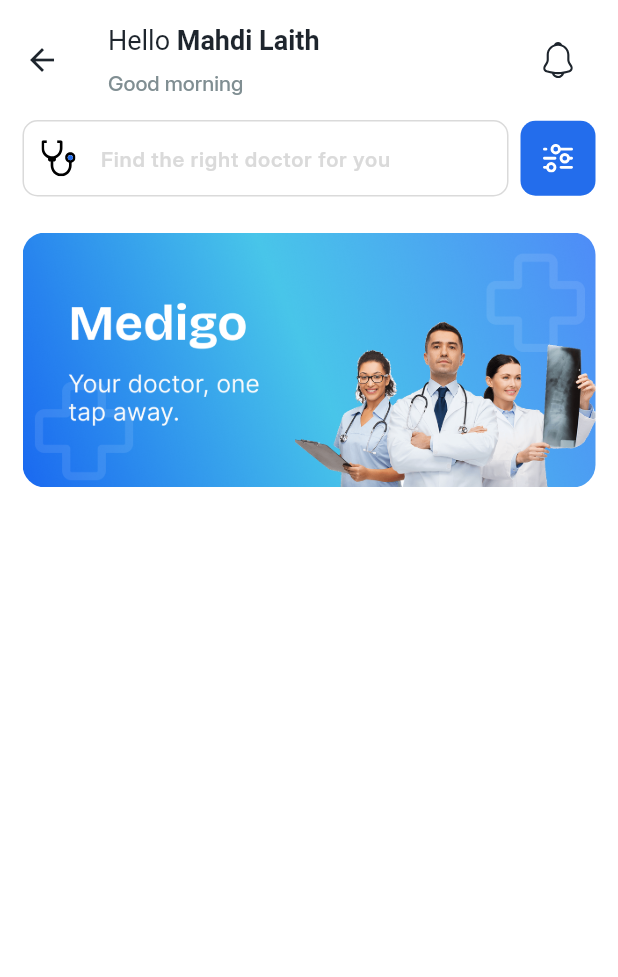
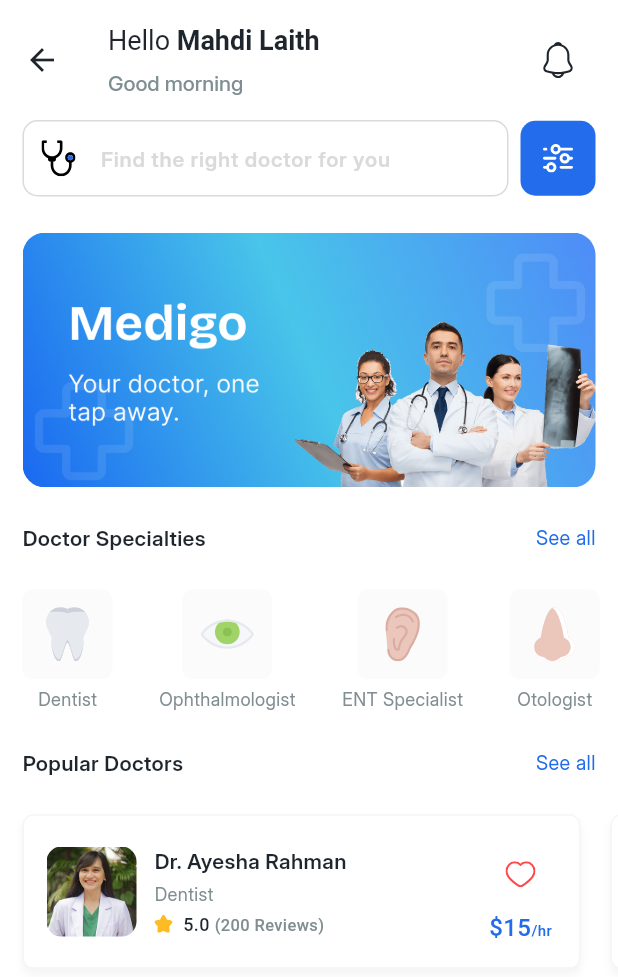
Before and after one commit to LaithMahdi/medigo, a Flutter app: the HomeScreen screen opened directly, on a phone screen of 412 x 824 dp. Shown: the top 977 px of the screen. Run offline on Flutter 3.47's test engine with Material 3 defaults, Android fonts, the phone set to English and light mode, and no system bars; our stand-ins replace flutter_spinkit, flutter_svg, get, shared_preferences; accounts and stored records are empty.

Commit message:
feat: enhance home screen with new sections for specialties and popular doctors

```diff
--- a/lib/views/home/home_screen.dart
+++ b/lib/views/home/home_screen.dart
@@ -2,13 +2,18 @@ import 'package:flutter/material.dart';
 import 'package:flutter_svg/flutter_svg.dart';
 import 'package:medigo/core/constant/app_color.dart';
 import 'package:medigo/core/constant/app_image.dart';
+import 'package:medigo/data/dummy.dart';
 import 'package:medigo/shared/spacer.dart';
 import 'package:medigo/views/authentification/widgets/auth_input.dart';
 
 import '../../core/config.dart';
 import '../../core/functions/get_greeting_message.dart';
 import 'widgets/home_appbar_title.dart';
+import 'widgets/home_cover_sliding.dart';
+import 'widgets/home_popular_doctor_section.dart';
 import 'widgets/home_search_row.dart';
+import 'widgets/home_see_more_button.dart';
+import 'widgets/home_speciality_section.dart';
 
 class HomeScreen extends StatelessWidget {
   const HomeScreen({super.key});
@@ -36,19 +41,20 @@ class HomeScreen extends StatelessWidget {
           ),
           SliverToBoxAdapter(child: HomeSearchRow()),
           SliverToBoxAdapter(child: VerticalSpacer(24)),
+          SliverToBoxAdapter(child: HomeCoverSliding()),
+          SliverToBoxAdapter(child: VerticalSpacer(24)),
           SliverToBoxAdapter(
-            child: Padding(
-              padding: const EdgeInsets.symmetric(horizontal: Config.spacing15),
-              child: ClipRRect(
-                borderRadius: BorderRadius.circular(15),
-                child: AspectRatio(
-                  aspectRatio: 326 / 145,
-                  child: Image.asset(AppImage.imagesCover),
-                ),
-              ),
-            ),
+            child: HomeSeeMoreButton(title: "Doctor Specialties", onTap: () {}),
           ),
           SliverToBoxAdapter(child: VerticalSpacer(24)),
+          SliverToBoxAdapter(child: HomeSpecialitySection()),
+
+          SliverToBoxAdapter(child: VerticalSpacer(24)),
+          SliverToBoxAdapter(
+            child: HomeSeeMoreButton(title: "Popular Doctors", onTap: () {}),
+          ),
+          SliverToBoxAdapter(child: VerticalSpacer(24)),
+          SliverToBoxAdapter(child: HomePopularDoctorSection()),
         ],
       ),
     );
--- /dev/null
+++ b/lib/views/home/widgets/home_cover_sliding.dart
@@ -0,0 +1,21 @@
+import 'package:flutter/material.dart';
+import '../../../core/config.dart';
+import '../../../core/constant/app_image.dart';
+
+class HomeCoverSliding extends StatelessWidget {
+  const HomeCoverSliding({super.key});
+
+  @override
+  Widget build(BuildContext context) {
+    return Padding(
+      padding: const EdgeInsets.symmetric(horizontal: Config.spacing15),
+      child: ClipRRect(
+        borderRadius: BorderRadius.circular(15),
+        child: AspectRatio(
+          aspectRatio: 326 / 145,
+          child: Image.asset(AppImage.imagesCover),
+        ),
+      ),
+    );
+  }
+}
--- /dev/null
+++ b/lib/views/home/widgets/home_popular_doctor_card.dart
@@ -0,0 +1,122 @@
+import 'package:flutter/material.dart';
+import 'package:flutter_svg/flutter_svg.dart';
+import '../../../core/constant/app_color.dart';
+import '../../../core/constant/app_image.dart';
+
+class HomePopularDoctorCard extends StatelessWidget {
+  const HomePopularDoctorCard({super.key});
+
+  @override
+  Widget build(BuildContext context) {
+    return Container(
+      width: MediaQuery.of(context).size.width - 40,
+      padding: EdgeInsets.all(15),
+      decoration: BoxDecoration(
+        borderRadius: BorderRadius.circular(7),
+        color: AppColor.white,
+        border: Border.all(color: AppColor.grey3),
+        boxShadow: [
+          BoxShadow(
+            color: AppColor.black.withValues(alpha: .05),
+            offset: const Offset(0, 4),
+            blurRadius: 4,
+          ),
+        ],
+      ),
+      child: Row(
+        spacing: 12,
+        children: [
+          Container(
+            width: 60,
+            height: 60,
+            decoration: BoxDecoration(
+              image: DecorationImage(
+                image: AssetImage(AppImage.imagesDoctorDoctor1),
+                fit: BoxFit.cover,
+              ),
+              borderRadius: BorderRadius.circular(10),
+            ),
+          ),
+          Expanded(
+            child: Column(
+              crossAxisAlignment: CrossAxisAlignment.start,
+              spacing: 3,
+              children: [
+                Text(
+                  "Dr. Ayesha Rahman",
+                  style: TextStyle(
+                    fontSize: 14,
+                    fontWeight: FontWeight.w600,
+                    color: AppColor.black,
+                  ),
+                ),
+                Text(
+                  "Dentist",
+                  style: TextStyle(fontSize: 12, color: AppColor.grey1),
+                ),
+                Row(
+                  spacing: 7,
+                  children: [
+                    SvgPicture.asset(
+                      AppImage.imagesIconesStar,
+                      width: 12,
+                      height: 12,
+                    ),
+                    Text.rich(
+                      TextSpan(
+                        text: "5.0 ",
+                        style: TextStyle(
+                          fontSize: 12,
+                          color: AppColor.black,
+                          fontWeight: FontWeight.w500,
+                        ),
+                        children: [
+                          TextSpan(
+                            text: "(200 Reviews)",
+                            style: TextStyle(
+                              fontSize: 11,
+                              color: AppColor.grey1,
+                            ),
+                          ),
+                        ],
+                      ),
+                    ),
+                  ],
+                ),
+              ],
+            ),
+          ),
+          Column(
+            mainAxisAlignment: MainAxisAlignment.spaceBetween,
+            children: [
+              IconButton(
+                onPressed: () {},
+                icon: SvgPicture.asset(
+                  AppImage.imagesIconesHeart,
+                  width: 20,
+                  height: 20,
+                ),
+              ),
+              Text.rich(
+                TextSpan(
+                  text: "\$15",
+                  style: TextStyle(
+                    fontSize: 16,
+                    color: AppColor.primary,
+                    fontWeight: FontWeight.w500,
+                  ),
+                  children: [
+                    TextSpan(
+                      text: "/hr",
+                      style: TextStyle(fontSize: 10, color: AppColor.primary),
+                    ),
+                  ],
+                ),
+              ),
+            ],
+          ),
+        ],
+      ),
+    );
+  }
+}
--- /dev/null
+++ b/lib/views/home/widgets/home_popular_doctor_section.dart
@@ -0,0 +1,20 @@
+import 'package:flutter/material.dart';
+import '../../../core/config.dart';
+import 'home_popular_doctor_card.dart';
+
+class HomePopularDoctorSection extends StatelessWidget {
+  const HomePopularDoctorSection({super.key});
+
+  @override
+  Widget build(BuildContext context) {
+    return SingleChildScrollView(
+      scrollDirection: Axis.horizontal,
+      clipBehavior: Clip.none,
+      padding: const EdgeInsets.symmetric(horizontal: Config.spacing15),
+      child: Row(
+        spacing: 20,
+        children: List.generate(5, (index) => HomePopularDoctorCard()),
+      ),
+    );
+  }
+}
--- /dev/null
+++ b/lib/views/home/widgets/home_see_more_button.dart
@@ -0,0 +1,41 @@
+import 'package:flutter/material.dart';
+import '../../../core/config.dart';
+import '../../../core/constant/app_color.dart';
+
+class HomeSeeMoreButton extends StatelessWidget {
+  const HomeSeeMoreButton({
+    super.key,
+    required this.title,
+    required this.onTap,
+  });
+
+  final String title;
+  final VoidCallback onTap;
+
+  @override
+  Widget build(BuildContext context) {
+    return Padding(
+      padding: const EdgeInsets.symmetric(horizontal: Config.spacing15),
+      child: Row(
+        mainAxisAlignment: MainAxisAlignment.spaceBetween,
+        children: [
+          Text(
+            title,
+            style: TextStyle(
+              fontSize: 14,
+              fontWeight: FontWeight.w600,
+              color: AppColor.black,
+            ),
+          ),
+          InkWell(
+            onTap: onTap,
+            child: Text(
+              "See all",
+              style: TextStyle(fontSize: 13, color: AppColor.primary),
+            ),
+          ),
+        ],
+      ),
+    );
+  }
+}
--- /dev/null
+++ b/lib/views/home/widgets/home_speciality_item.dart
@@ -0,0 +1,33 @@
+import 'package:flutter/material.dart';
+import 'package:flutter_svg/flutter_svg.dart';
+import '../../../core/constant/app_color.dart';
+import '../../../data/model/speciality_model.dart';
+
+class HomeSpecialityItem extends StatelessWidget {
+  const HomeSpecialityItem({super.key, required this.speciality});
+
+  final SpecialityModel speciality;
+
+  @override
+  Widget build(BuildContext context) {
+    return Column(
+      spacing: 5,
+      children: [
+        Container(
+          padding: const EdgeInsets.all(12),
+          width: 60,
+          height: 60,
+          decoration: BoxDecoration(
+            color: AppColor.grey4,
+            borderRadius: BorderRadius.circular(7),
+          ),
+          child: SvgPicture.asset(speciality.image, width: 25, height: 25),
+        ),
+        Text(
+          speciality.title,
+          style: TextStyle(fontSize: 12, color: AppColor.grey1),
+        ),
+      ],
+    );
+  }
+}
--- /dev/null
+++ b/lib/views/home/widgets/home_speciality_section.dart
@@ -0,0 +1,23 @@
+import 'package:flutter/material.dart';
+import '../../../core/config.dart';
+import '../../../data/dummy.dart';
+import 'home_speciality_item.dart';
+
+class HomeSpecialitySection extends StatelessWidget {
+  const HomeSpecialitySection({super.key});
+
+  @override
+  Widget build(BuildContext context) {
+    return SingleChildScrollView(
+      padding: EdgeInsets.symmetric(horizontal: Config.spacing15),
+      scrollDirection: Axis.horizontal,
+      child: Row(
+        spacing: 31,
+        children: List.generate(specialityItems.length, (index) {
+          final speciality = specialityItems[index];
+          return HomeSpecialityItem(speciality: speciality);
+        }),
+      ),
+    );
+  }
+}
```
